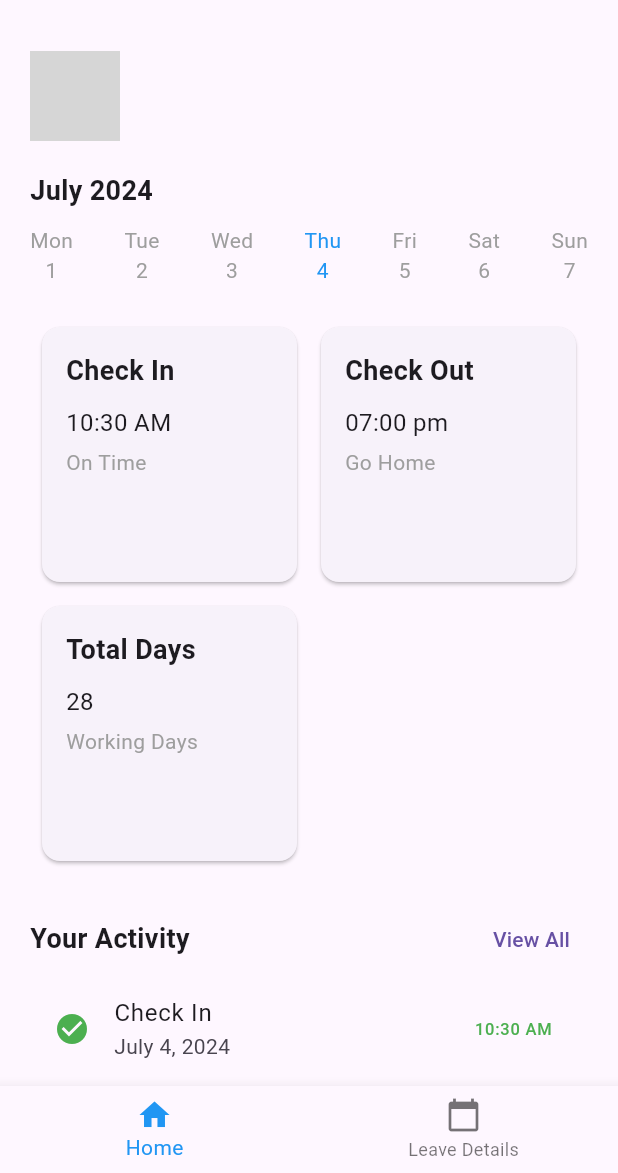
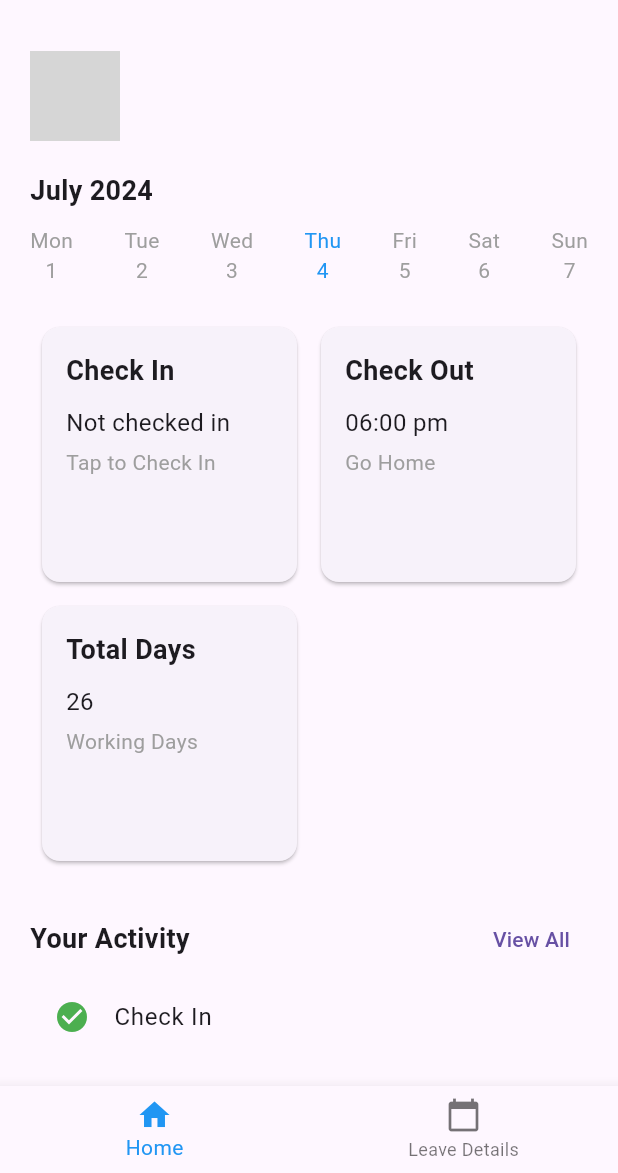
Before and after one commit to joshua-ex/attendease, a Flutter app: the screen it shows once a user with an empty profile is signed in, on a phone screen of 412 x 824 dp, the part 63-1236 px from its top. Run offline on Flutter 3.47's test engine with Material 3 defaults, Android fonts, the phone set to English and light mode, and no system bars; our stand-ins replace cloud_firestore, firebase_auth, firebase_core, firebase_messaging, google_sign_in; accounts and stored records are empty; network calls fail; grey boxes are pictures that could not be loaded.

Commit message:
check-in data stored

```diff
--- a/lib/main.dart
+++ b/lib/main.dart
@@ -1,8 +1,8 @@
-import 'package:attendease/pages/auth_page.dart';
+import 'package:attendease/firebase_options.dart';
 import 'package:flutter/material.dart';
 import 'package:firebase_core/firebase_core.dart';
 import 'package:firebase_messaging/firebase_messaging.dart';
-import 'firebase_options.dart'; // Assuming this file provides Firebase options
+import 'package:attendease/pages/auth_page.dart';
 
 void main() async {
   WidgetsFlutterBinding.ensureInitialized();
--- a/lib/pages/home_page.dart
+++ b/lib/pages/home_page.dart
@@ -1,8 +1,12 @@
+import 'package:attendease/pages/auth_page.dart';
+import 'package:attendease/pages/leave_details_page.dart'; // Ensure this import is correct
 import 'package:flutter/material.dart';
+import 'package:firebase_core/firebase_core.dart';
+import 'package:firebase_messaging/firebase_messaging.dart';
+import 'package:attendease/firebase_options.dart'; // Ensure this import is correct
+import 'package:cloud_firestore/cloud_firestore.dart'; // Add this import
 import 'package:firebase_auth/firebase_auth.dart';
-import 'package:firebase_messaging/firebase_messaging.dart';
 import 'package:intl/intl.dart';
-import 'leave_details_page.dart';
 
 class HomePage extends StatefulWidget {
   const HomePage({super.key});
@@ -17,7 +21,7 @@ class _HomePageState extends State<HomePage> {
   final emailPrefix = FirebaseAuth.instance.currentUser!.email!.split('@')[0];
 
   DateTime currentDate = DateTime.now();
-  DateTime checkInTime = DateTime.now();
+  DateTime? checkInTime;
 
   @override
   void initState() {
@@ -32,6 +36,21 @@ class _HomePageState extends State<HomePage> {
   void signUserOut(BuildContext context) {
     FirebaseAuth.instance.signOut();
     Navigator.of(context).popUntil((route) => route.isFirst);
+  }
+
+  Future<void> _checkIn() async {
+    if (checkInTime == null || checkInTime!.day != DateTime.now().day) {
+      setState(() {
+        checkInTime = DateTime.now();
+      });
+
+      // Save check-in time to Firestore
+      await FirebaseFirestore.instance.collection('checkins').add({
+        'userId': user.uid,
+        'checkInTime': checkInTime,
+        'timestamp': FieldValue.serverTimestamp(),
+      });
+    }
   }
 
   List<DateTime> getCurrentWeekDates() {
@@ -148,10 +167,18 @@ class _HomePageState extends State<HomePage> {
               shrinkWrap: true,
               physics: const NeverScrollableScrollPhysics(),
               children: [
-                _buildAttendanceTile('Check In',
-                    DateFormat('hh:mm a').format(checkInTime), 'On Time'),
-                _buildAttendanceTile('Check Out', '07:00 pm', 'Go Home'),
-                _buildAttendanceTile('Total Days', '28', 'Working Days'),
+                GestureDetector(
+                  onTap: _checkIn,
+                  child: _buildAttendanceTile(
+                    'Check In',
+                    checkInTime != null
+                        ? DateFormat('hh:mm a').format(checkInTime!)
+                        : 'Not checked in',
+                    'Tap to Check In',
+                  ),
+                ),
+                _buildAttendanceTile('Check Out', '06:00 pm', 'Go Home'),
+                _buildAttendanceTile('Total Days', '26', 'Working Days'),
               ],
             ),
             const SizedBox(height: 20),
@@ -173,9 +200,13 @@ class _HomePageState extends State<HomePage> {
             ListTile(
               leading: const Icon(Icons.check_circle, color: Colors.green),
               title: const Text('Check In'),
-              subtitle: Text(DateFormat('MMMM d, yyyy').format(checkInTime)),
-              trailing: Text(DateFormat('hh:mm a').format(checkInTime),
-                  style: const TextStyle(color: Colors.green)),
+              subtitle: checkInTime != null
+                  ? Text(DateFormat('MMMM d, yyyy').format(checkInTime!))
+                  : null,
+              trailing: checkInTime != null
+                  ? Text(DateFormat('hh:mm a').format(checkInTime!),
+                      style: const TextStyle(color: Colors.green))
+                  : null,
             ),
           ],
         ),
--- a/pubspec.yaml
+++ b/pubspec.yaml
@@ -40,6 +40,7 @@ dependencies:
   overlay_support: ^2.1.0
   google_sign_in: ^5.4.2
   intl: ^0.19.0
+  cloud_firestore: ^4.0.0
 
 dev_dependencies:
   flutter_test:
```
Also changed, not shown: pubspec.lock, 3 other files.
